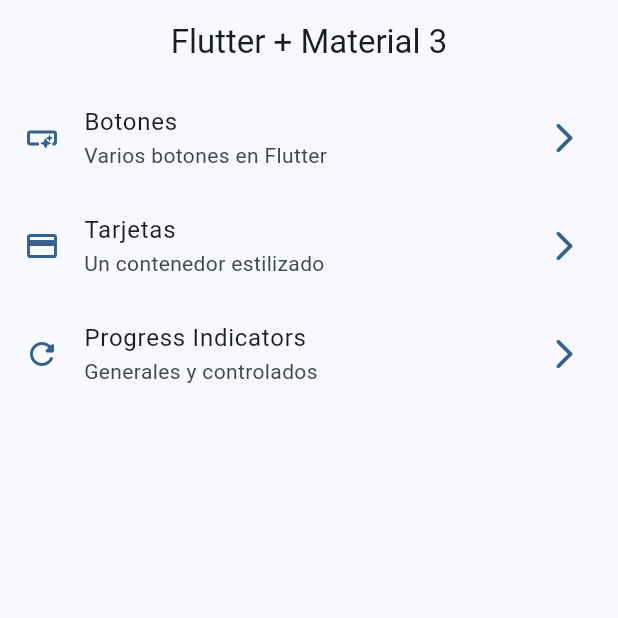
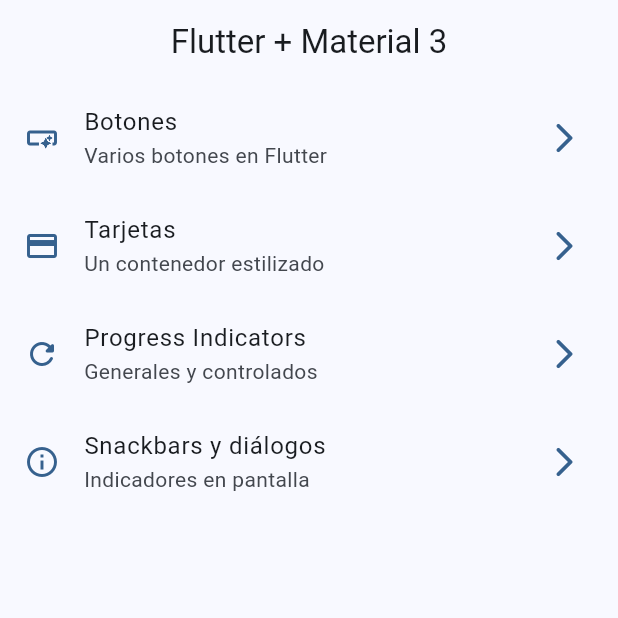
Before and after one commit to ValentinOsvaldo/flutter-course, a Flutter app: the screen it shows after launch, on a phone screen of 412 x 824 dp, the top half of it. Run offline on Flutter 3.47's test engine with Material 2 defaults, Android fonts, the phone set to English and light mode, and no system bars; our stand-ins replace animate_do, dio, go_router, video_player.

Commit message:
Snackbars dialogs

```diff
--- a/widgets_app/lib/config/menu/menu_items.dart
+++ b/widgets_app/lib/config/menu/menu_items.dart
@@ -18,15 +18,24 @@ const appMenuItems = <MenuItem>[
     title: 'Botones',
     subTitle: 'Varios botones en Flutter',
     link: '/buttons',
-      icon: Icons.smart_button_outlined),
+    icon: Icons.smart_button_outlined,
+  ),
   MenuItem(
     title: 'Tarjetas',
     subTitle: 'Un contenedor estilizado',
     link: '/cards',
-      icon: Icons.credit_card),
+    icon: Icons.credit_card,
+  ),
   MenuItem(
     title: 'Progress Indicators',
     subTitle: 'Generales y controlados',
     link: '/progress',
-      icon: Icons.refresh_rounded),
+    icon: Icons.refresh_rounded,
+  ),
+  MenuItem(
+    title: 'Snackbars y diálogos',
+    subTitle: 'Indicadores en pantalla',
+    link: '/snackbars',
+    icon: Icons.info_outline,
+  ),
 ];
--- a/widgets_app/lib/config/router/app_router.dart
+++ b/widgets_app/lib/config/router/app_router.dart
@@ -25,5 +25,10 @@ final appRouter = GoRouter(
       name: ProgressScreen.name,
       builder: (context, state) => const ProgressScreen(),
     ),
+    GoRoute(
+      path: '/snackbars',
+      name: SnackbarScreen.name,
+      builder: (context, state) => const SnackbarScreen(),
+    ),
   ],
 );
--- a/widgets_app/lib/main.dart
+++ b/widgets_app/lib/main.dart
@@ -13,6 +13,7 @@ class MainApp extends StatelessWidget {
   @override
   Widget build(BuildContext context) {
     return MaterialApp.router(
+      title: 'Flutter Widgets',
       routerConfig: appRouter,
       debugShowCheckedModeBanner: false,
       theme: AppTheme(selectedColor: 0).getTheme(),
```
Also changed, not shown: widgets_app/lib/config/theme/app_theme.dart (+4 -3 lines), widgets_app/lib/presentation/screens/home/home_screen.dart (+8 -3 lines), widgets_app/lib/presentation/screens/snackbar/snackbar_screen.dart (+68 -1 lines). Lines whose indentation alone changed are shown as unchanged.
